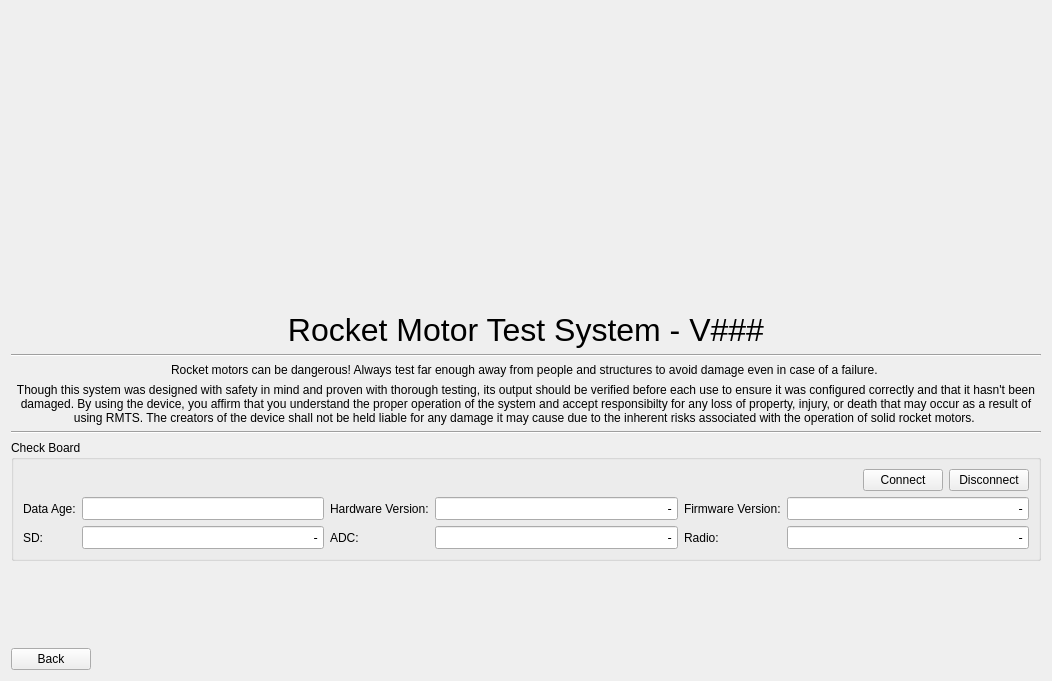
Qt form ui/views/forms/AboutWidget.ui (reilleya/RMTS-Software) before a commit.
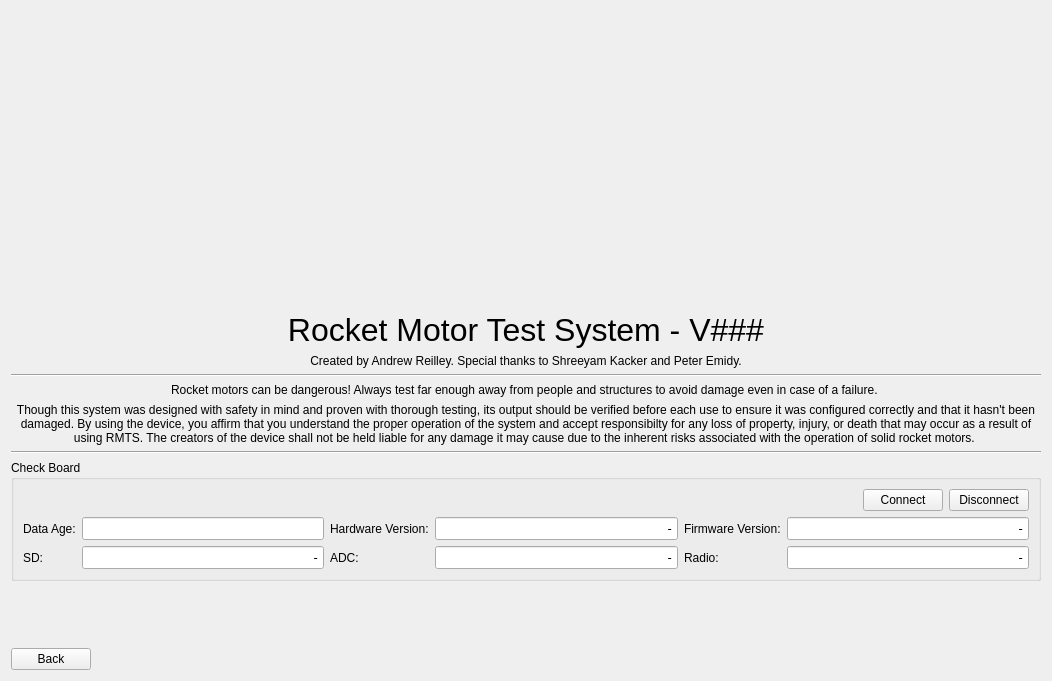
The same form after that commit. Custom widgets are drawn as their Qt base class.

Commit message: Added credits to about page, center logo properly

```diff
--- a/ui/views/forms/AboutWidget.ui
+++ b/ui/views/forms/AboutWidget.ui
@@ -15,6 +15,11 @@
   </property>
   <layout class="QVBoxLayout" name="verticalLayout">
    <item>
+    <layout class="QHBoxLayout" name="horizontalLayout_3">
+     <property name="topMargin">
+      <number>0</number>
+     </property>
+     <item>
     <widget class="QWidget" name="widgetLogo" native="true">
      <property name="minimumSize">
       <size>
@@ -30,6 +35,8 @@
      </property>
     </widget>
    </item>
+    </layout>
+   </item>
    <item>
     <widget class="QLabel" name="labelSoftwareVersion">
      <property name="font">
@@ -45,6 +52,16 @@
      </property>
     </widget>
    </item>
+   <item>
+    <widget class="QLabel" name="labelCredits">
+     <property name="text">
+      <string>Created by Andrew Reilley. Special thanks to Shreeyam Kacker and Peter Emidy.</string>
+     </property>
+     <property name="alignment">
+      <set>Qt::AlignCenter</set>
+     </property>
+    </widget>
+   </item>
    <item>
     <widget class="Line" name="lineUpper">
      <property name="orientation">
```
Lines whose indentation alone changed are shown as unchanged.
